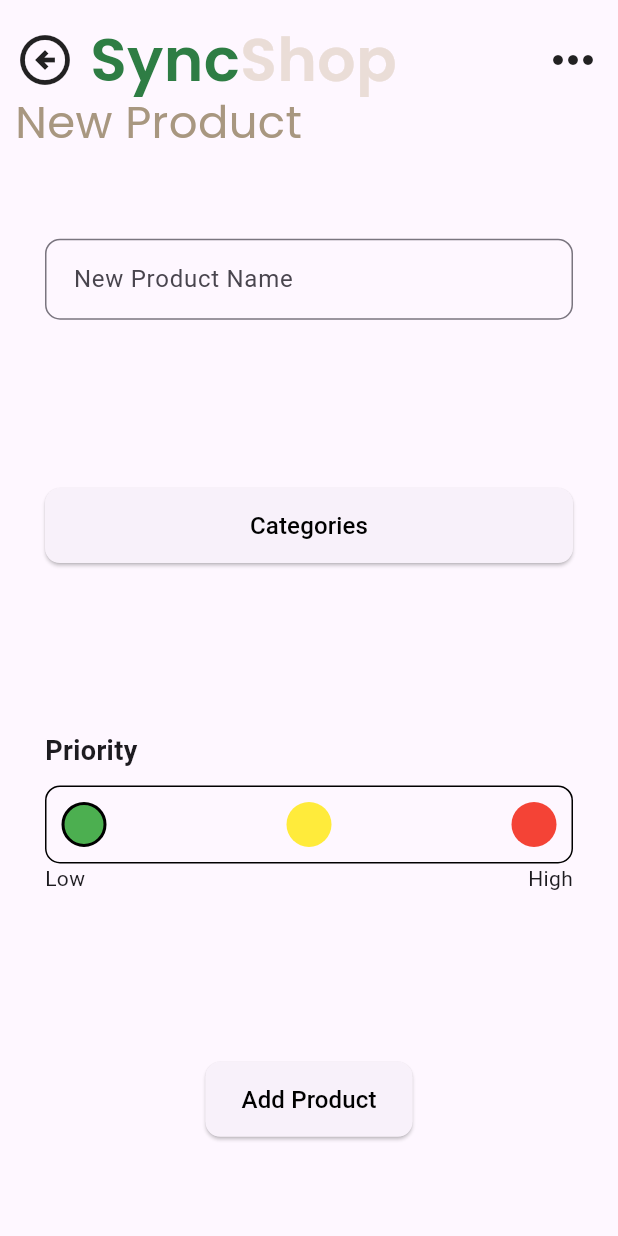
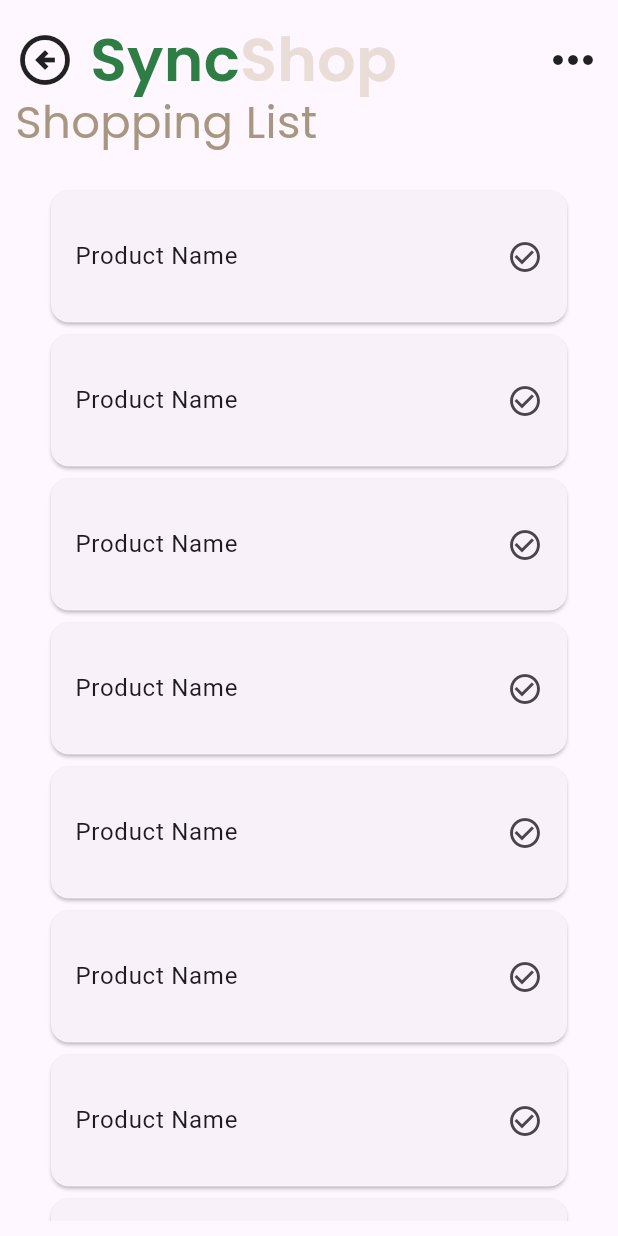
Before and after one commit to tomascarvalho7/ipm-group14-2324, a Flutter app: the screen it shows after launch, on a phone screen of 412 x 824 dp. Run offline on Flutter 3.47's test engine with Material 2 defaults, Android fonts, the phone set to English and light mode, and no system bars; drawn by our look-alikes of flutter_slidable; our stand-ins replace supabase_flutter; accounts and stored records are empty.

Commit message:
started shopping list screen

```diff
--- a/mobile/sync_shop/lib/main.dart
+++ b/mobile/sync_shop/lib/main.dart
@@ -1,6 +1,7 @@
 import 'package:flutter/material.dart';
 import 'package:sync_shop/presentation/entry/entry_screen.dart';
-import 'package:sync_shop/presentation/new_product.dart/new_product_screen.dart';
+import 'package:sync_shop/presentation/new_product/new_product_screen.dart';
+import 'package:sync_shop/presentation/task_list_screen/task_list_screen.dart';
 
 void main() {
   runApp(const MyApp());
@@ -20,7 +21,7 @@
           useMaterial3: true,
         ),
         home: const DefaultTextStyle(
-            style: TextStyle(), child: NewProcuctScreen()));
+            style: TextStyle(), child: TaskListScreen()));
   }
 }
 
--- a/mobile/sync_shop/lib/presentation/new_product.dart/new_product_screen.dart
+++ b/mobile/sync_shop/lib/presentation/new_product/new_product_screen.dart
@@ -1,5 +1,5 @@
 import 'package:flutter/material.dart';
-import 'package:sync_shop/presentation/new_product.dart/priority_selector.dart';
+import 'package:sync_shop/presentation/new_product/priority_selector.dart';
 import 'package:sync_shop/presentation/utils/rectangular_button.dart';
 import 'package:sync_shop/presentation/utils/text_input.dart';
 import 'package:sync_shop/screen_template.dart';
--- /dev/null
+++ b/mobile/sync_shop/lib/presentation/task_list_screen/task_list_screen.dart
@@ -0,0 +1,68 @@
+import 'package:flutter/material.dart';
+import 'package:flutter_slidable/flutter_slidable.dart';
+import 'package:sync_shop/screen_template.dart';
+
+class TaskListScreen extends StatelessWidget {
+  const TaskListScreen({super.key});
+
+  @override
+  Widget build(BuildContext context) {
+    return buildScreenTemplateWidget(
+      context,
+      'Shopping List',
+      [
+        ListView.builder(
+          itemCount: 10, // replace with your actual item count
+          padding: const EdgeInsets.all(20.0),
+          itemBuilder: (context, index) {
+            return GestureDetector(
+              onTap: () {
+                // Handle the button click here
+                // You can navigate to a details page or perform other actions
+              },
+              child: Card(
+                child: Slidable(
+                  key: const ValueKey(0),
+                  startActionPane: ActionPane(
+                    motion: const ScrollMotion(),
+                    dismissible: DismissiblePane(onDismissed: () {}),
+                    children: const [
+                      SlidableAction(
+                        onPressed: doNothing,
+                        backgroundColor: Colors.green,
+                        foregroundColor: Colors.white,
+                        icon: Icons.check,
+                        label: 'Bought',
+                      ),
+                    ],
+                  ),
+                  endActionPane: ActionPane(
+                    motion: const ScrollMotion(),
+                    dismissible: DismissiblePane(onDismissed: () {}),
+                    children: const [
+                      SlidableAction(
+                        onPressed: doNothing,
+                        backgroundColor: Color(0xFFFE4A49),
+                        foregroundColor: Colors.white,
+                        icon: Icons.delete,
+                        label: 'Delete',
+                      ),
+                    ],
+                  ),
+                  child: const ListTile(
+                    contentPadding: EdgeInsets.all(16.0),
+                    title: Text('Product Name'),
+                    trailing:
+                        Icon(Icons.check_circle_outline), // Confirm symbol
+                  ),
+                ),
+              ),
+            );
+          },
+        ),
+      ],
+    );
+  }
+}
+
+void doNothing(BuildContext context) {}
--- a/mobile/sync_shop/pubspec.yaml
+++ b/mobile/sync_shop/pubspec.yaml
@@ -31,6 +31,7 @@
   flutter:
     sdk: flutter
 
+  flutter_slidable: ^3.0.1
 
   # The following adds the Cupertino Icons font to your application.
   # Use with the CupertinoIcons class for iOS style icons.
```
Also changed, not shown: mobile/sync_shop/lib/presentation/new_product/priority_selector.dart (renamed from mobile/sync_shop/lib/presentation/new_product.dart/priority_selector.dart), mobile/sync_shop/pubspec.lock.
